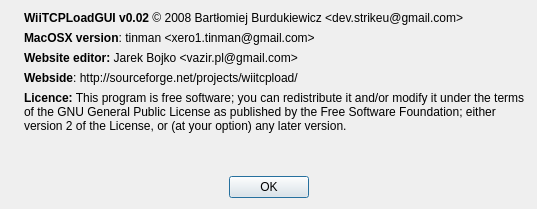
The window that c++/forms/about.ui (dev-0x7C6/qwiiload) describes before a commit, drawn with Qt 5.
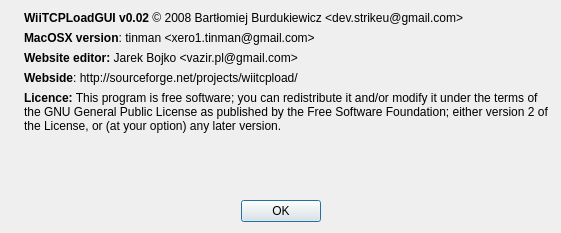
The same window after the commit. Icons and pictures are not drawn.

The edit to the form file:
```diff
--- a/c++/forms/about.ui
+++ b/c++/forms/about.ui
@@ -5,8 +5,8 @@
    <rect>
     <x>0</x>
     <y>0</y>
-    <width>537</width>
-    <height>209</height>
+    <width>561</width>
+    <height>233</height>
    </rect>
   </property>
   <property name="windowTitle" >
```
Left out of the diff: 2 changed lines with no effect on the pictures.
